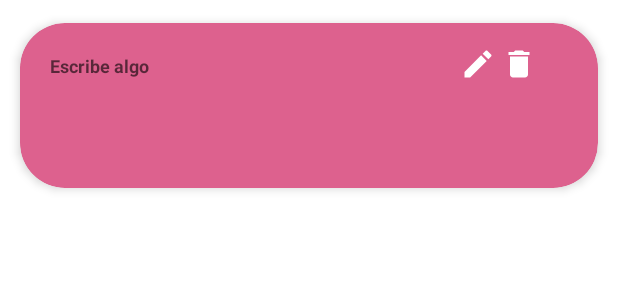
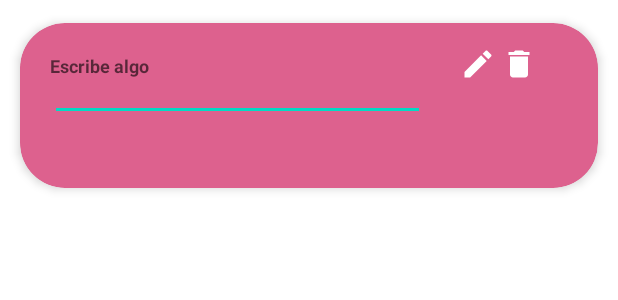
Before and after one commit to andreitaglz1/Blooming-App, an Android app: the layout item_listabloom_account.xml on its own in the app's theme, with its tools: preview values and no code run, on a phone screen of 412 x 824 dp. Shown: the top 300 px of the screen. Run offline under Robolectric (Android 15) with nearby library versions, the phone set to English and light mode, and no system bars.

Commit message:
Edit: item_listabloom

```diff
--- a/app/src/main/res/layout/item_listabloom_account.xml
+++ b/app/src/main/res/layout/item_listabloom_account.xml
@@ -28,6 +28,13 @@
             app:layout_constraintRight_toRightOf="parent"
             app:layout_constraintTop_toTopOf="parent" />
 
+        <EditText
+            android:id="@+id/etbloom"
+            android:layout_width="250dp"
+            android:layout_height="wrap_content"
+            android:layout_marginStart="20dp"
+            android:layout_marginTop="20dp" />
+
         <ImageButton
             android:layout_width="59dp"
             android:layout_height="52dp"
@@ -55,4 +62,6 @@
 
     </RelativeLayout>
 
+
+
 </androidx.cardview.widget.CardView>
```
